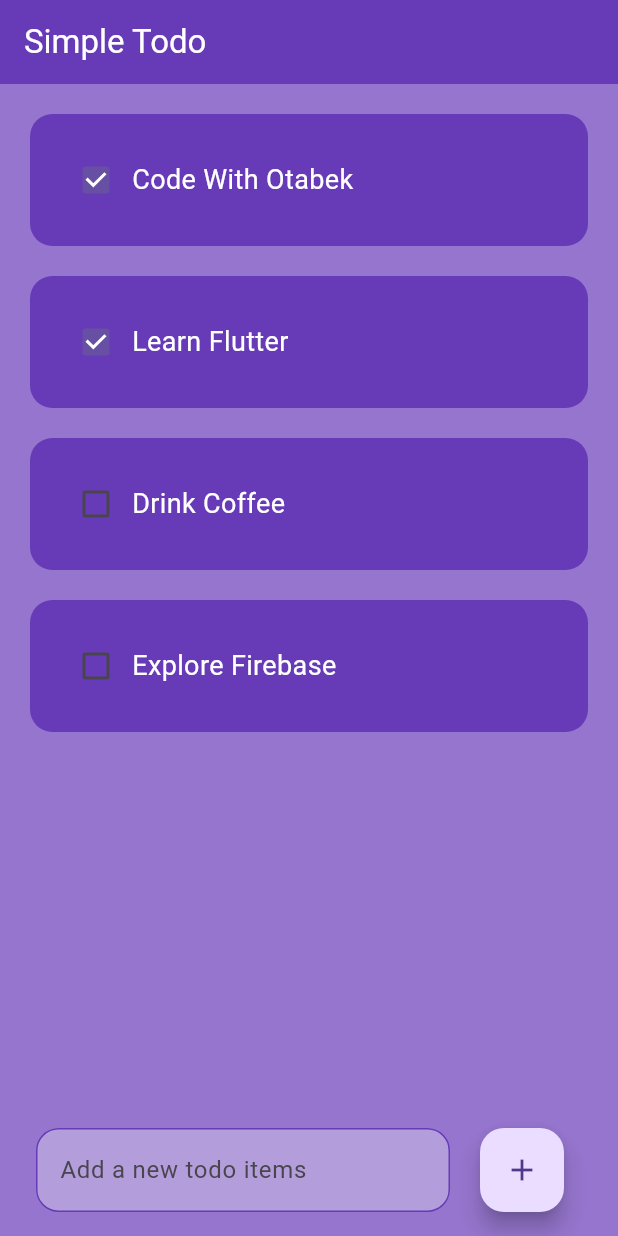
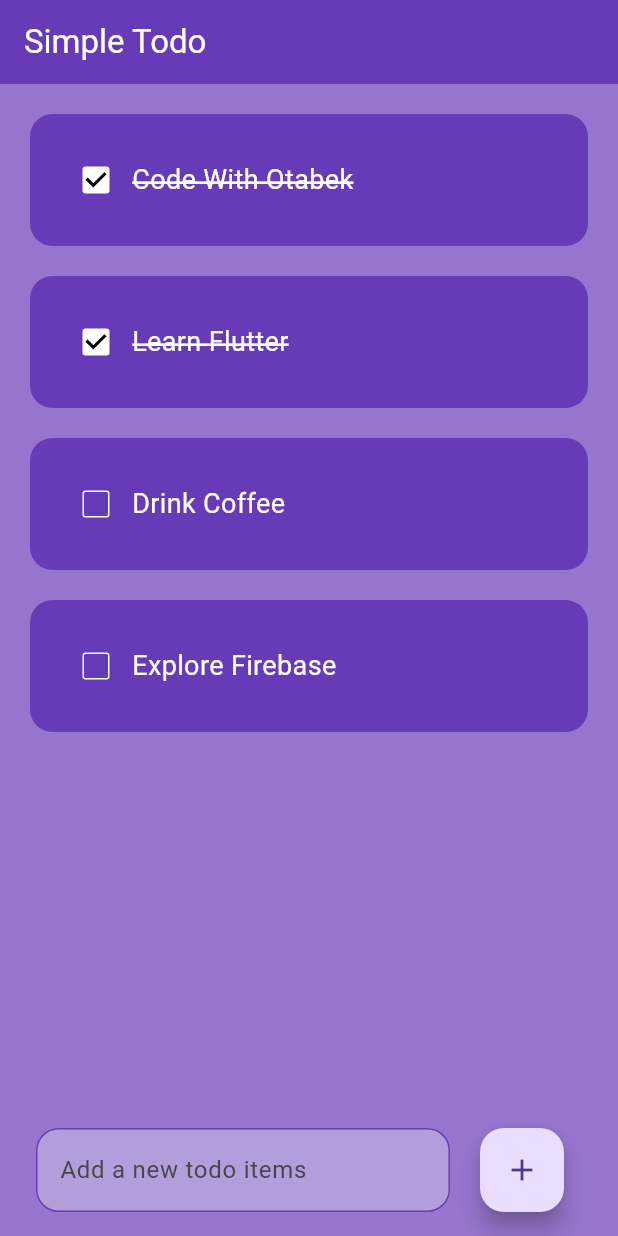
Before and after one commit to priyasnhu7/priyanshu23154118_TASK4, a Flutter app: the screen it shows after launch, on a phone screen of 412 x 824 dp. Run offline on Flutter 3.47's test engine with Material 3 defaults, Android fonts, the phone set to English and light mode, and no system bars; drawn by our look-alikes of flutter_slidable.

Commit message:
add slidable function and delete,save task function

```diff
--- a/lib/Todolist.dart
+++ b/lib/Todolist.dart
@@ -1,4 +1,6 @@
 import 'package:flutter/material.dart';
+
+import 'package:flutter_slidable/flutter_slidable.dart';
 
 class TodoList extends StatelessWidget {
   const TodoList({
@@ -23,6 +25,17 @@ class TodoList extends StatelessWidget {
         right: 20,
         bottom: 0,
       ),
+      child: Slidable(
+        endActionPane: ActionPane(
+          motion: const StretchMotion(),
+          children: [
+            SlidableAction(
+              onPressed: deleteFunction,
+              icon: Icons.delete,
+              borderRadius: BorderRadius.circular(15),
+            ),
+          ],
+        ),
         child: Container(
           padding: const EdgeInsets.all(20),
           decoration: BoxDecoration(
@@ -31,19 +44,31 @@ class TodoList extends StatelessWidget {
           ),
           child: Row(
             children: [
-            Checkbox(value: taskCompleted,
+              Checkbox(
+                value: taskCompleted,
                 onChanged: onChanged,
+                checkColor: Colors.black,
+                activeColor: Colors.white,
+                side: const BorderSide(
+                  color: Colors.white,
+                ),
               ),
               Text(
                 taskName,
-              style: const TextStyle(
+                style: TextStyle(
                   color: Colors.white,
                   fontSize: 18,
+                  decoration: taskCompleted
+                      ? TextDecoration.lineThrough
+                      : TextDecoration.none,
+                  decorationColor: Colors.white,
+                  decorationThickness: 2,
                 ),
-         )
+              ),
             ],
           ),
-          )
+        ),
+      ),
     );
   }
 }
--- a/lib/home_page.dart
+++ b/lib/home_page.dart
@@ -2,7 +2,7 @@ import 'package:flutter/material.dart';
 import 'package:flutter_application_1/Todolist.dart';
 
 class HomePage extends StatefulWidget {
-  HomePage({super.key});
+  const HomePage({super.key});
 
   @override
   State<HomePage> createState() => _HomePageState();
--- a/pubspec.yaml
+++ b/pubspec.yaml
@@ -35,6 +35,7 @@ dependencies:
   # The following adds the Cupertino Icons font to your application.
   # Use with the CupertinoIcons class for iOS style icons.
   cupertino_icons: ^1.0.8
+  flutter_slidable: ^3.1.1
 
 dev_dependencies:
   flutter_test:
```
Also changed, not shown: pubspec.lock. Lines whose indentation alone changed are shown as unchanged.
